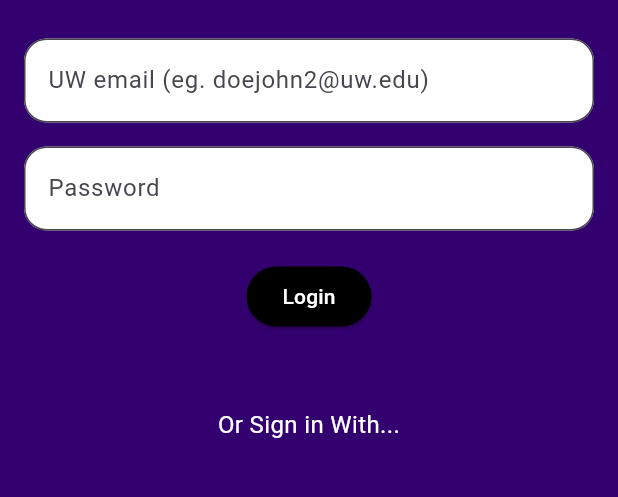
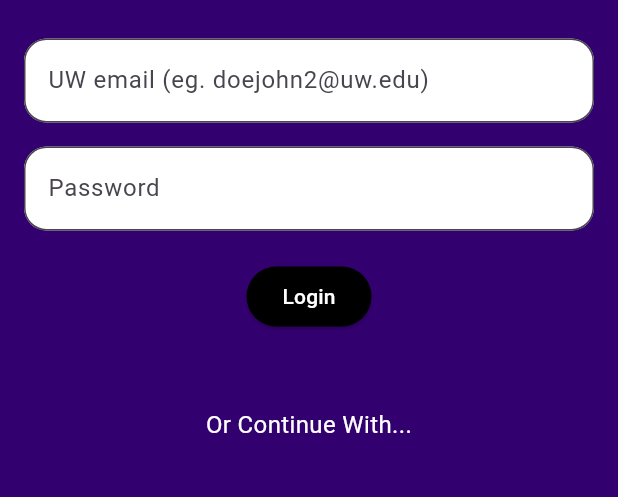
Before and after one commit to sporteefy/dropin_app, a Flutter app: the screen it shows after launch, on a phone screen of 412 x 824 dp, the part 449-946 px from its top. Run offline on Flutter 3.47's test engine with Material 3 defaults, Android fonts, the phone set to English and light mode, and no system bars.

Commit message:
changed wording of sign in

```diff
--- a/lib/auth_page.dart
+++ b/lib/auth_page.dart
@@ -97,7 +97,7 @@
             Padding(
               padding: EdgeInsets.fromLTRB(0, 0, 0, 230), // Padding at the bottom
               child: Text(
-                'Or Sign in With...', // Text at the bottom
+                'Or Continue With...', // Text at the bottom
                 textAlign: TextAlign.center,
                 style: TextStyle(
                   color: Colors.white,
```
